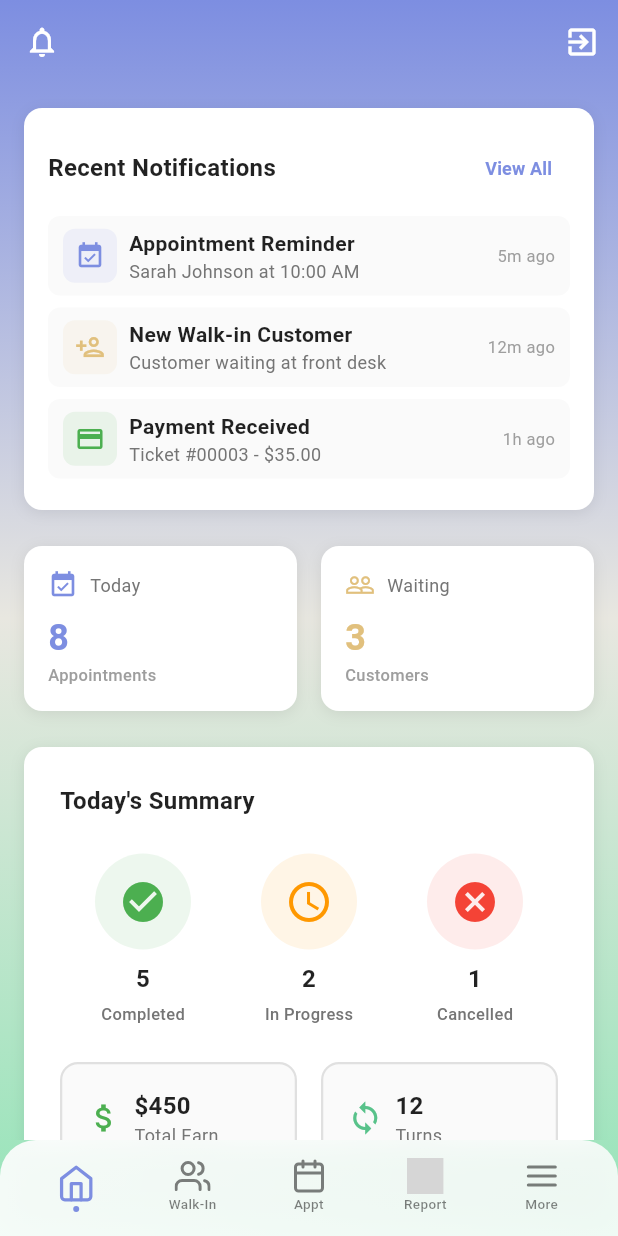
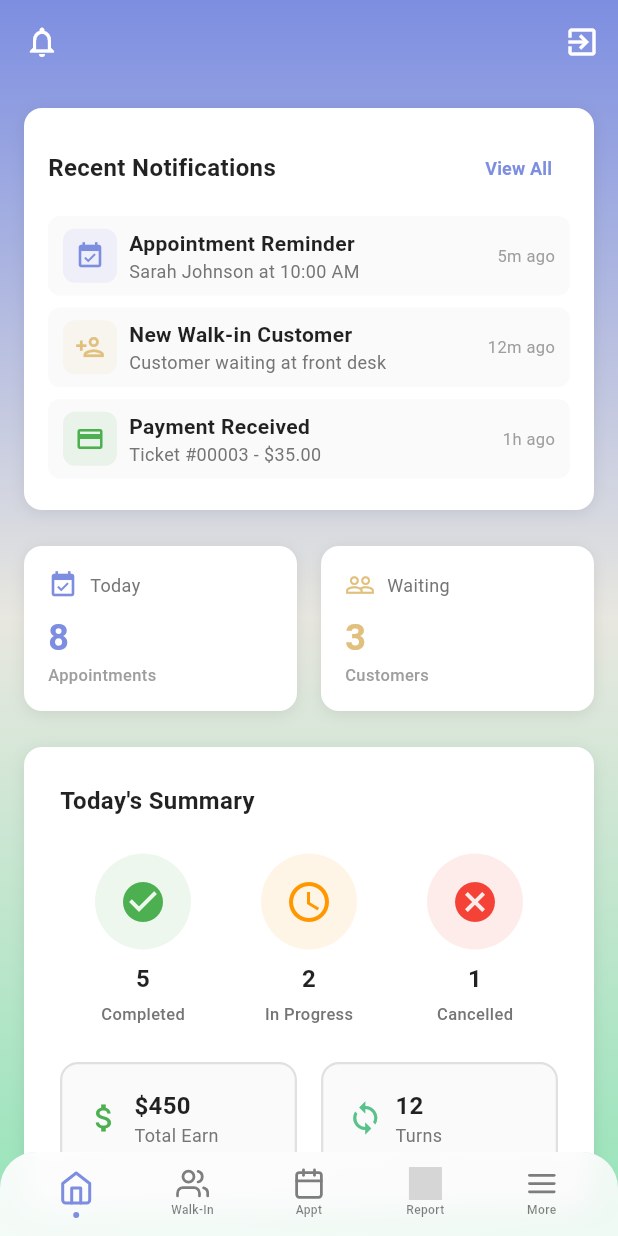
Before and after one commit to TuNguyn/aicom_tech_fe, a Flutter app: the HomePage screen opened by its route, on a phone screen of 412 x 824 dp. Run offline on Flutter 3.47's test engine with Material 3 defaults, Android fonts, the phone set to English and light mode, and no system bars; our stand-ins replace dartz, dio, equatable, flutter_riverpod, flutter_svg, go_router and 2 more; accounts and stored records are empty; grey boxes are pictures that could not be loaded.

Commit message:
feat: Enhance HomePage and BottomNavBar with improved layout and navigation features

```diff
--- a/lib/presentation/pages/home/home_page.dart
+++ b/lib/presentation/pages/home/home_page.dart
@@ -55,6 +55,7 @@ class _HomePageState extends ConsumerState<HomePage> {
         decoration: BoxDecoration(gradient: AppColors.mainBackgroundGradient),
         child: Scaffold(
         backgroundColor: Colors.transparent,
+        extendBody: true,
         // Hide AppBar when on Appointments, Report, or More tab (index 2, 3, 4) to save space
         appBar: (_currentNavIndex == 2 || _currentNavIndex == 3 || _currentNavIndex == 4) ? null : AppBar(
         backgroundColor: Colors.transparent,
@@ -100,23 +101,9 @@ class _HomePageState extends ConsumerState<HomePage> {
             const MorePage(),
           ],
         ),
-      bottomNavigationBar: (_currentNavIndex == 2 || _currentNavIndex == 3 || _currentNavIndex == 4)
-          ? Container(
-              color: Colors.white,
-              child: BottomNavBar(
+      bottomNavigationBar: BottomNavBar(
         currentIndex: _currentNavIndex,
-                useWhiteBackground: true,
-                onTap: (index) {
-                  setState(() {
-                    _currentNavIndex = index;
-                  });
-                  // TODO: Navigate to different pages based on index
-                },
-              ),
-            )
-          : BottomNavBar(
-              currentIndex: _currentNavIndex,
-              useWhiteBackground: false,
+        useWhiteBackground: (_currentNavIndex == 2 || _currentNavIndex == 3 || _currentNavIndex == 4),
         onTap: (index) {
           setState(() {
             _currentNavIndex = index;
--- a/lib/presentation/widgets/bottom_nav_bar.dart
+++ b/lib/presentation/widgets/bottom_nav_bar.dart
@@ -20,40 +20,24 @@ class BottomNavBar extends StatelessWidget {
   Widget build(BuildContext context) {
     return ClipRRect(
       borderRadius: const BorderRadius.vertical(top: Radius.circular(24)),
-      child: useWhiteBackground
-          ? Container(
-              decoration: BoxDecoration(
-                color: Colors.white,
-                boxShadow: [
-                  BoxShadow(
-                    color: Colors.black.withValues(alpha: 0.1),
-                    blurRadius: 20,
-                    offset: const Offset(0, -5),
-                  ),
-                ],
-              ),
-              child: SafeArea(
-                child: Container(
-                  height: 64,
-                  padding: const EdgeInsets.symmetric(horizontal: 12, vertical: 4),
-                  child: Row(
-            mainAxisAlignment: MainAxisAlignment.spaceAround,
+      child: Stack(
         children: [
-              _buildNavItem(0, 'assets/icons/home.svg', 'Home'),
-              _buildNavItem(1, 'assets/icons/walk_in.svg', 'Walk-In'),
-              _buildNavItem(2, 'assets/icons/calendar.svg', 'Appt'),
-              _buildNavItem(3, 'assets/icons/report.svg', 'Report'),
-              _buildNavItem(4, 'assets/icons/more.svg', 'More'),
-            ],
+          // Blur Effect (Only for gradient background)
+          if (!useWhiteBackground)
+            Positioned.fill(
+              child: BackdropFilter(
+                filter: ImageFilter.blur(sigmaX: 10, sigmaY: 10),
+                child: Container(color: Colors.transparent),
               ),
             ),
-              ),
-            )
-          : BackdropFilter(
-              filter: ImageFilter.blur(sigmaX: 10, sigmaY: 10),
-              child: Container(
+
+          // Main Container (Background + Content)
+          Container(
             decoration: BoxDecoration(
-                  gradient: LinearGradient(
+              color: useWhiteBackground ? Colors.white : null,
+              gradient: useWhiteBackground
+                  ? null
+                  : LinearGradient(
                       begin: Alignment.topLeft,
                       end: Alignment.bottomRight,
                       colors: [
@@ -71,8 +55,8 @@ class BottomNavBar extends StatelessWidget {
             ),
             child: SafeArea(
               child: Container(
-                    height: 64,
-                    padding: const EdgeInsets.symmetric(horizontal: 12, vertical: 4),
+                height: 56,
+                padding: const EdgeInsets.symmetric(horizontal: 12),
                 child: Row(
                   mainAxisAlignment: MainAxisAlignment.spaceAround,
                   children: [
@@ -86,6 +70,7 @@ class BottomNavBar extends StatelessWidget {
               ),
             ),
           ),
+        ],
       ),
     );
   }
@@ -109,8 +94,8 @@ class BottomNavBar extends StatelessWidget {
               AnimatedContainer(
                 duration: const Duration(milliseconds: 300),
                 curve: Curves.easeOutBack,
-                height: isSelected ? 26 : 24,
-                width: isSelected ? 26 : 24,
+                height: isSelected ? 24 : 22,
+                width: isSelected ? 24 : 22,
                 child: SvgPicture.asset(
                   iconPath,
                   colorFilter: ColorFilter.mode(
@@ -120,18 +105,18 @@ class BottomNavBar extends StatelessWidget {
                 ),
               ),
               // Spacing
-              SizedBox(height: isSelected ? 0 : 2),
+              if (!isSelected) const SizedBox(height: 2),
               // Text (Hidden when active)
               if (!isSelected)
                 SizedBox(
-                  height: 14,
+                  height: 12,
                   child: Text(
                     label,
                     maxLines: 1,
                     overflow: TextOverflow.ellipsis,
                     style: AppTextStyles.labelSmall.copyWith(
                       color: inactiveColor,
-                      fontSize: 9,
+                      fontSize: 8,
                       fontWeight: FontWeight.w500,
                       height: 1.0,
                     ),
@@ -141,7 +126,7 @@ class BottomNavBar extends StatelessWidget {
               // Dot indicator when active
               if (isSelected)
                 Container(
-                  margin: const EdgeInsets.only(top: 2),
+                  margin: const EdgeInsets.only(top: 4),
                   height: 4,
                   width: 4,
                   decoration: BoxDecoration(
```
Lines whose indentation alone changed are shown as unchanged.
